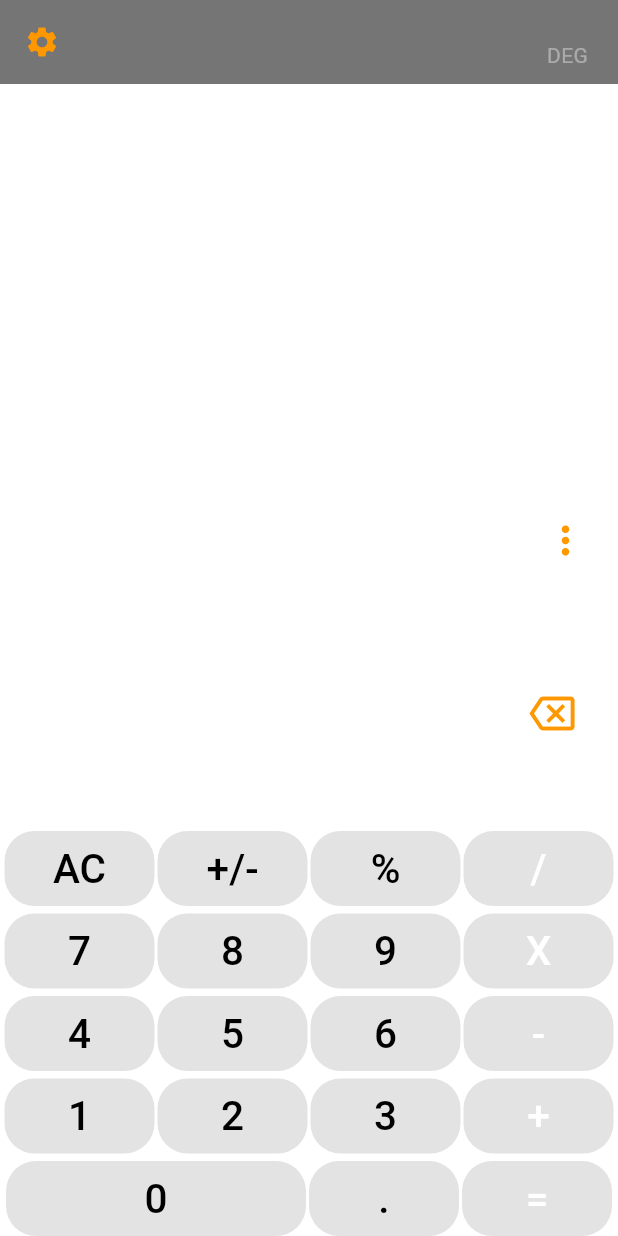
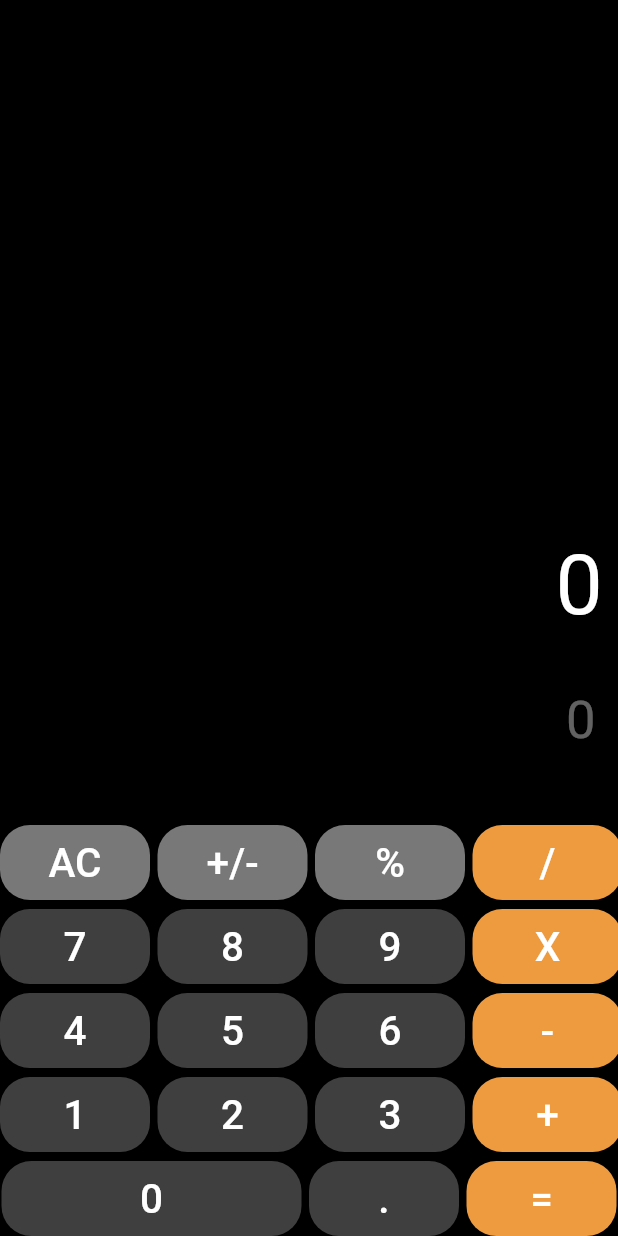
Before and after one commit to Marieezouaa/CalculatorApp, a Flutter app: the screen it shows after launch, on a phone screen of 412 x 824 dp. Run offline on Flutter 3.47's test engine with Material 3 defaults, Android fonts, the phone set to English and light mode, and no system bars; our stand-ins replace math_expressions.

Commit message:
added variables for button width and height,  and changed other UI elements.

```diff
--- a/lib/calculatorFunctionality.dart
+++ b/lib/calculatorFunctionality.dart
@@ -1,5 +1,4 @@
 import 'package:flutter/material.dart';
-import 'package:google_fonts/google_fonts.dart';
 import 'package:math_expressions/math_expressions.dart';
 
 class Calculatorfunctionality extends StatefulWidget {
@@ -12,15 +11,18 @@ class Calculatorfunctionality extends StatefulWidget {
 }
 
 class _CalculatorfunctionalityState extends State<Calculatorfunctionality> {
-  Color topRowColor = const Color.fromARGB(249, 194, 194, 194);
+  Color topRowColor = const Color.fromARGB(248, 123, 123, 123);
   Color numberColor = const Color.fromARGB(248, 65, 65, 65);
-  Color operatorColor = const Color.fromARGB(248, 226, 154, 77);
+  Color operatorColor = const Color.fromARGB(248, 245, 158, 65);
 
   Color textColorLight = Colors.white;
   Color textColorDark = Colors.black;
 
-  double buttonSpace = 2;
-  double rowSpace = 5;
+  double buttonSpace = 5;
+  double rowSpace = 6;
+
+  double buttonWidth = 100;
+  double buttonHeight = 50;
 
   String equation = "0";
   String result = "0";
@@ -94,7 +96,7 @@ class _CalculatorfunctionalityState extends State<Calculatorfunctionality> {
         style: ElevatedButton.styleFrom(
             shape: const RoundedRectangleBorder(
                 borderRadius: BorderRadius.all(Radius.circular(20))),
-            backgroundColor: Colors.black),
+            backgroundColor: backgroundColor),
         child: Text(
           buttonCharacter,
           style: TextStyle(fontSize: 27, color: textColor),
@@ -106,81 +108,49 @@ class _CalculatorfunctionalityState extends State<Calculatorfunctionality> {
   @override
   Widget build(context) {
     return Scaffold(
-      backgroundColor: Colors.white,
-      appBar: AppBar(
-        elevation: 0,
-        backgroundColor: Colors.black54,
-        leading: const Icon(Icons.settings, color: Colors.orange),
-        actions: const [
-          Padding(
-            padding: EdgeInsets.only(top: 18.0),
-            child: Text('DEG', style: TextStyle(color: Colors.white38)),
-          ),
-          SizedBox(width: 20),
-        ],
-      ),
+      backgroundColor: Colors.black,
       body: SafeArea(
         child: Column(
           mainAxisAlignment: MainAxisAlignment.end,
           children: [
             Align(
               alignment: Alignment.bottomRight,
-              child: SingleChildScrollView(
-                scrollDirection: Axis.horizontal,
               child: Column(
                 crossAxisAlignment: CrossAxisAlignment.end,
                 children: [
-                    Row(
-                      mainAxisAlignment: MainAxisAlignment.end,
-                      children: <Widget>[
-                        Padding(
+                  Container(
+                    height: 100,
                     padding: const EdgeInsets.all(10.0),
-                            child: Text(result,
-                                textAlign: TextAlign.left,
+                    child: FittedBox(
+                      alignment: Alignment.bottomRight,
+                      fit: BoxFit.scaleDown,
+                      child: Text(
+                        result,
                         style: const TextStyle(
-                                    color: Colors.white, fontSize: 80))),
-                        const Icon(Icons.more_vert,
-                            color: Colors.orange, size: 30),
-                        const SizedBox(width: 20),
-                      ],
+                          color: Colors.white,
+                          fontSize: 80,
                         ),
-                    Row(
-                      mainAxisAlignment: MainAxisAlignment.end,
-                      children: [
-                        Padding(
-                          padding: const EdgeInsets.all(20),
-                          child: Text(equation,
+                      ),
+                    ),
+                  ),
+                  Container(
+                    height: 80,
+                    padding: const EdgeInsets.all(15.0),
+                    child: FittedBox(
+                      alignment: Alignment.bottomRight,
+                      fit: BoxFit.scaleDown,
+                      child: Text(
+                        equation,
                         style: const TextStyle(
-                                fontSize: 40,
+                          fontSize: 75,
                           color: Colors.white38,
-                              )),
                         ),
-                        IconButton(
-                          icon: const Icon(Icons.backspace_outlined,
-                              color: Colors.orange, size: 30),
-                          onPressed: () {
-                            buttonFunction("⌫");
-                          },
                       ),
-                        const SizedBox(width: 20),
-                      ],
-                    )
+                    ),
+                  ),
                 ],
               ),
             ),
-            ),
-            // TextField(
-            //   controller: yourController,
-            //   decoration: InputDecoration(
-            //     fillColor: const Color.fromARGB(255, 239, 239, 239),
-            //     filled: true,
-            //     border: OutlineInputBorder(
-            //       borderRadius: BorderRadius.circular(20),
-            //       // borderSide: BorderSide.none,
-            //     ),
-            //     hintText: '',
-            //   ),
-            // ),
             const SizedBox(
               height: 30,
             ),
@@ -188,34 +158,34 @@ class _CalculatorfunctionalityState extends State<Calculatorfunctionality> {
               mainAxisAlignment: MainAxisAlignment.center,
               children: [
                 SizedBox(
-                    width: 100,
-                    height: 50,
-                    child: calculatorButton("AC", topRowColor, textColorDark,
-                        buttonFunction("AC"))),
+                    width: buttonWidth,
+                    height: buttonHeight,
+                    child: calculatorButton("AC", topRowColor, textColorLight,
+                        () => buttonFunction("AC"))),
                 SizedBox(
                   width: buttonSpace,
                 ),
                 SizedBox(
-                    width: 100,
-                    height: 50,
-                    child: calculatorButton("+/-", topRowColor, textColorDark,
-                        buttonFunction("+/-"))),
+                    width: buttonWidth,
+                    height: buttonHeight,
+                    child: calculatorButton("+/-", topRowColor, textColorLight,
+                        () => buttonFunction("+/-"))),
                 SizedBox(
                   width: buttonSpace,
                 ),
                 SizedBox(
-                    width: 100,
-                    height: 50,
-                    child: calculatorButton(
-                        "%", topRowColor, textColorDark, buttonFunction("%"))),
+                    width: buttonWidth,
+                    height: buttonHeight,
+                    child: calculatorButton("%", topRowColor, textColorLight,
+                        () => buttonFunction("%"))),
                 SizedBox(
                   width: buttonSpace,
                 ),
                 SizedBox(
-                    width: 100,
-                    height: 50,
+                    width: buttonWidth,
+                    height: buttonHeight,
                     child: calculatorButton("/", operatorColor, textColorLight,
-                        buttonFunction("/")))
+                        () => buttonFunction("/")))
               ],
             ),
             SizedBox(
@@ -225,34 +195,34 @@ class _CalculatorfunctionalityState extends State<Calculatorfunctionality> {
               mainAxisAlignment: MainAxisAlignment.center,
               children: [
                 SizedBox(
-                    width: 100,
-                    height: 50,
-                    child: calculatorButton(
-                        "7", numberColor, textColorDark, buttonFunction("7"))),
+                    width: buttonWidth,
+                    height: buttonHeight,
+                    child: calculatorButton("7", numberColor, textColorLight,
+                        () => buttonFunction("7"))),
                 SizedBox(
                   width: buttonSpace,
                 ),
                 SizedBox(
-                    width: 100,
-                    height: 50,
-                    child: calculatorButton(
-                        "8", numberColor, textColorDark, buttonFunction("8"))),
+                    width: buttonWidth,
+                    height: buttonHeight,
+                    child: calculatorButton("8", numberColor, textColorLight,
+                        () => buttonFunction("8"))),
                 SizedBox(
                   width: buttonSpace,
                 ),
                 SizedBox(
-                    width: 100,
-                    height: 50,
-                    child: calculatorButton(
-                        "9", numberColor, textColorDark, buttonFunction("9"))),
+                    width: buttonWidth,
+                    height: buttonHeight,
+                    child: calculatorButton("9", numberColor, textColorLight,
+                        () => buttonFunction("9"))),
                 SizedBox(
                   width: buttonSpace,
                 ),
                 SizedBox(
-                    width: 100,
-                    height: 50,
+                    width: buttonWidth,
+                    height: buttonHeight,
                     child: calculatorButton("X", operatorColor, textColorLight,
-                        buttonFunction("X")))
+                        () => buttonFunction("X")))
               ],
             ),
             SizedBox(
@@ -262,34 +232,34 @@ class _CalculatorfunctionalityState extends State<Calculatorfunctionality> {
               mainAxisAlignment: MainAxisAlignment.center,
               children: [
                 SizedBox(
-                    width: 100,
-                    height: 50,
-                    child: calculatorButton(
-                        "4", numberColor, textColorDark, buttonFunction("4"))),
+                    width: buttonWidth,
+                    height: buttonHeight,
+                    child: calculatorButton("4", numberColor, textColorLight,
+                        () => buttonFunction("4"))),
                 SizedBox(
                   width: buttonSpace,
                 ),
                 SizedBox(
-                    width: 100,
-                    height: 50,
-                    child: calculatorButton(
-                        "5", numberColor, textColorDark, buttonFunction("5"))),
+                    width: buttonWidth,
+                    height: buttonHeight,
+                    child: calculatorButton("5", numberColor, textColorLight,
+                        () => buttonFunction("5"))),
                 SizedBox(
                   width: buttonSpace,
                 ),
                 SizedBox(
-                    width: 100,
-                    height: 50,
-                    child: calculatorButton(
-                        "6", numberColor, textColorDark, buttonFunction("6"))),
+                    width: buttonWidth,
+                    height: buttonHeight,
+                    child: calculatorButton("6", numberColor, textColorLight,
+                        () => buttonFunction("6"))),
                 SizedBox(
                   width: buttonSpace,
                 ),
                 SizedBox(
-                    width: 100,
-                    height: 50,
+                    width: buttonWidth,
+                    height: buttonHeight,
                     child: calculatorButton("-", operatorColor, textColorLight,
-                        buttonFunction("-")))
+                        () => buttonFunction("-")))
               ],
             ),
             SizedBox(
@@ -299,34 +269,34 @@ class _CalculatorfunctionalityState extends State<Calculatorfunctionality> {
               mainAxisAlignment: MainAxisAlignment.center,
               children: [
                 SizedBox(
-                    width: 100,
-                    height: 50,
-                    child: calculatorButton(
-                        "1", numberColor, textColorDark, buttonFunction("1"))),
+                    width: buttonWidth,
+                    height: buttonHeight,
+                    child: calculatorButton("1", numberColor, textColorLight,
+                        () => buttonFunction("1"))),
                 SizedBox(
                   width: buttonSpace,
                 ),
                 SizedBox(
-                    width: 100,
-                    height: 50,
-                    child: calculatorButton(
-                        "2", numberColor, textColorDark, buttonFunction("2"))),
+                    width: buttonWidth,
+                    height: buttonHeight,
+                    child: calculatorButton("2", numberColor, textColorLight,
+                        () => buttonFunction("2"))),
                 SizedBox(
                   width: buttonSpace,
                 ),
                 SizedBox(
-                    width: 100,
-                    height: 50,
-                    child: calculatorButton(
-                        "3", numberColor, textColorDark, buttonFunction("3"))),
+                    width: buttonWidth,
+                    height: buttonHeight,
+                    child: calculatorButton("3", numberColor, textColorLight,
+                        () => buttonFunction("3"))),
                 SizedBox(
                   width: buttonSpace,
                 ),
                 SizedBox(
-                    width: 100,
-                    height: 50,
+                    width: buttonWidth,
+                    height: buttonHeight,
                     child: calculatorButton("+", operatorColor, textColorLight,
-                        buttonFunction("+")))
+                        () => buttonFunction("+")))
               ],
             ),
             SizedBox(
@@ -337,25 +307,25 @@ class _CalculatorfunctionalityState extends State<Calculatorfunctionality> {
               children: [
                 SizedBox(
                     width: 200,
-                    height: 50,
-                    child: calculatorButton(
-                        "0", numberColor, textColorDark, buttonFunction("0"))),
+                    height: buttonHeight,
+                    child: calculatorButton("0", numberColor, textColorLight,
+                        () => buttonFunction("0"))),
                 SizedBox(
                   width: buttonSpace,
                 ),
                 SizedBox(
-                    width: 100,
-                    height: 50,
-                    child: calculatorButton(
-                        ".", numberColor, textColorDark, buttonFunction("."))),
+                    width: buttonWidth,
+                    height: buttonHeight,
+                    child: calculatorButton(".", numberColor, textColorLight,
+                        () => buttonFunction("."))),
                 SizedBox(
                   width: buttonSpace,
                 ),
                 SizedBox(
-                    width: 100,
-                    height: 50,
+                    width: buttonWidth,
+                    height: buttonHeight,
                     child: calculatorButton("=", operatorColor, textColorLight,
-                        buttonFunction("=")))
+                        () => buttonFunction("=")))
               ],
             )
           ],
--- a/lib/main.dart
+++ b/lib/main.dart
@@ -9,7 +9,7 @@ void main() {
 }
 
 class MyApp extends StatelessWidget {
-  const MyApp({Key? key}) : super(key: key);
+  const MyApp({super.key});
 
   @override
   Widget build(BuildContext context) {
```
Lines whose indentation alone changed are shown as unchanged.
